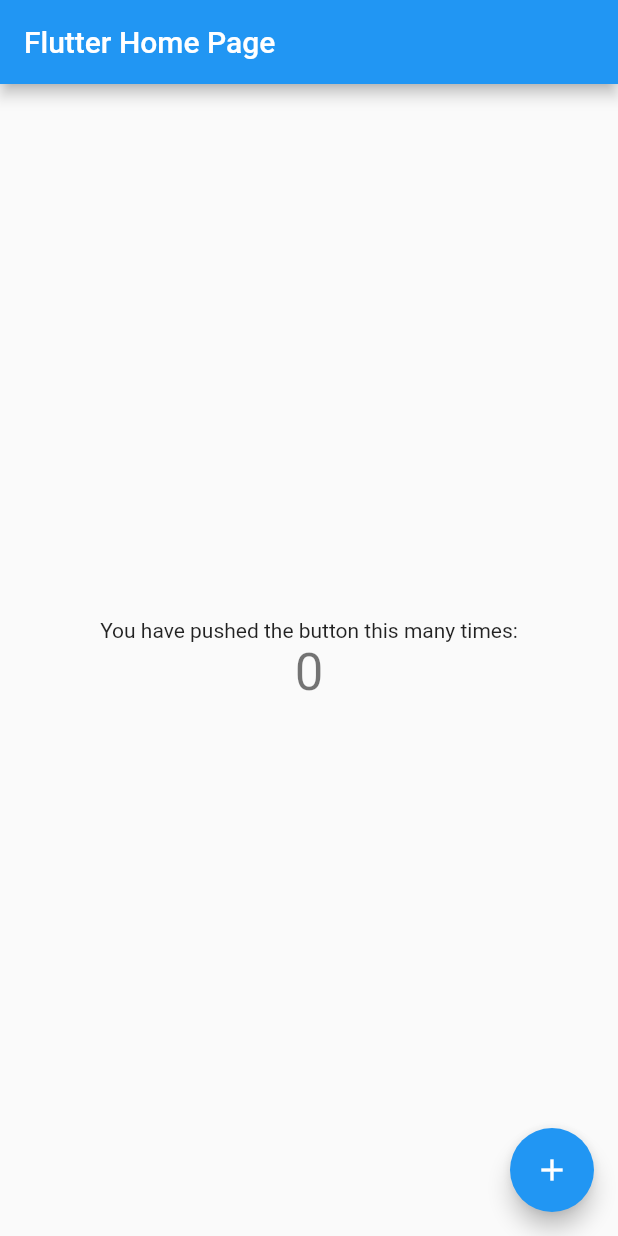
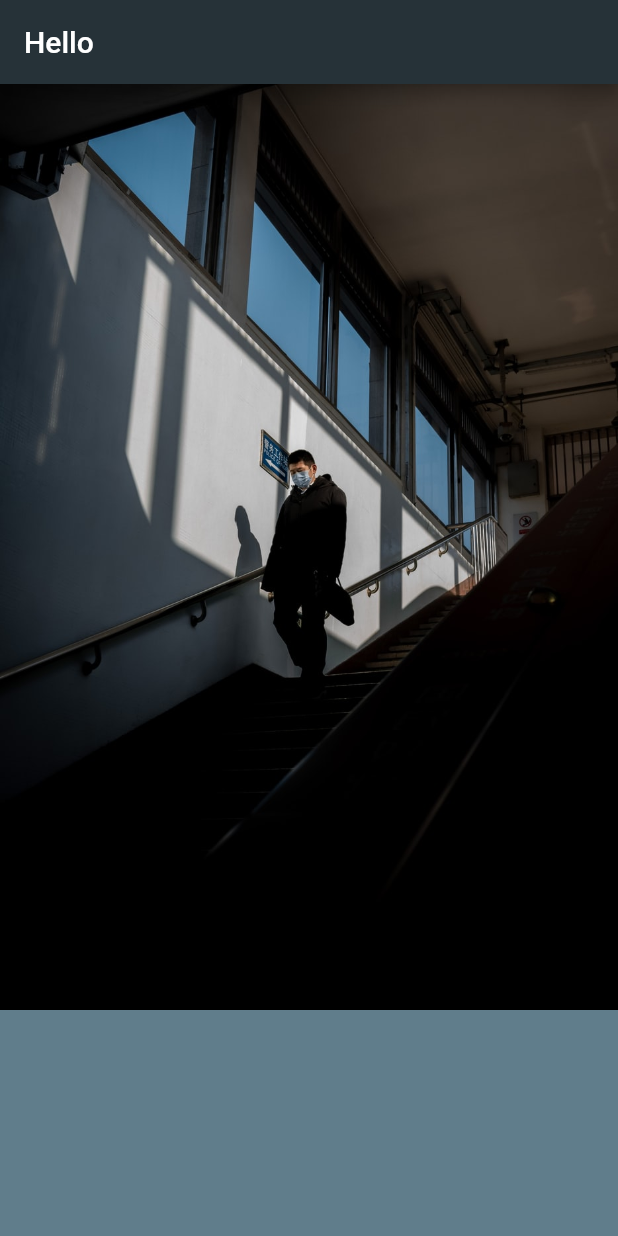
Before and after one commit to rai-wtnb/sample_flutter, a Flutter app: the screen it shows after launch, on a phone screen of 412 x 824 dp. Run offline on Flutter 3.47's test engine with Material 2 defaults, Android fonts, the phone set to English and light mode, and no system bars.

Commit message:
feat: added image, and icon assets

```diff
--- a/lib/main.dart
+++ b/lib/main.dart
@@ -1,108 +1,18 @@
 import 'package:flutter/material.dart';
 
 void main() {
-  runApp(MyApp());
-}
-
-class MyApp extends StatelessWidget {
-  // This widget is the root of your application.
-  @override
-  Widget build(BuildContext context) {
-    return MaterialApp(
-      title: 'Flutter Demo',
-      theme: ThemeData(
-        // This is the theme of your application.
-        //
-        // Try running your application with "flutter run". You'll see the
-        // application has a blue toolbar. Then, without quitting the app, try
-        // changing the primarySwatch below to Colors.green and then invoke
-        // "hot reload" (press "r" in the console where you ran "flutter run",
-        // or simply save your changes to "hot reload" in a Flutter IDE).
-        // Notice that the counter didn't reset back to zero; the application
-        // is not restarted.
-        primarySwatch: Colors.blue,
-        // This makes the visual density adapt to the platform that you run
-        // the app on. For desktop platforms, the controls will be smaller and
-        // closer together (more dense) than on mobile platforms.
-        visualDensity: VisualDensity.adaptivePlatformDensity,
-      ),
-      home: MyHomePage(title: 'Flutter Home Page'),
-    );
-  }
-}
-
-class MyHomePage extends StatefulWidget {
-  MyHomePage({Key key, this.title}) : super(key: key);
-
-  final String title;
-
-  @override
-  _MyHomePageState createState() => _MyHomePageState();
-}
-
-class _MyHomePageState extends State<MyHomePage> {
-  int _counter = 0;
-
-  void _incrementCounter() {
-    setState(() {
-      // This call to setState tells the Flutter framework that something has
-      // changed in this State, which causes it to rerun the build method below
-      // so that the display can reflect the updated values. If we changed
-      // _counter without calling setState(), then the build method would not be
-      // called again, and so nothing would appear to happen.
-      _counter++;
-    });
-  }
-
-  @override
-  Widget build(BuildContext context) {
-    // This method is rerun every time setState is called, for instance as done
-    // by the _incrementCounter method above.
-    //
-    // The Flutter framework has been optimized to make rerunning build methods
-    // fast, so that you can just rebuild anything that needs updating rather
-    // than having to individually change instances of widgets.
-    return Scaffold(
-      appBar: AppBar(
-        // Here we take the value from the MyHomePage object that was created by
-        // the App.build method, and use it to set our appbar title.
-        title: Text(widget.title),
-      ),
-      body: Center(
-        // Center is a layout widget. It takes a single child and positions it
-        // in the middle of the parent.
-        child: Column(
-          // Column is also a layout widget. It takes a list of children and
-          // arranges them vertically. By default, it sizes itself to fit its
-          // children horizontally, and tries to be as tall as its parent.
-          //
-          // Invoke "debug painting" (press "p" in the console, choose the
-          // "Toggle Debug Paint" action from the Flutter Inspector in Android
-          // Studio, or the "Toggle Debug Paint" command in Visual Studio Code)
-          // to see the wireframe for each widget.
-          //
-          // Column has various properties to control how it sizes itself and
-          // how it positions its children. Here we use mainAxisAlignment to
-          // center the children vertically; the main axis here is the vertical
-          // axis because Columns are vertical (the cross axis would be
-          // horizontal).
-          mainAxisAlignment: MainAxisAlignment.center,
-          children: <Widget>[
-            Text(
-              'You have pushed the button this many times:',
-            ),
-            Text(
-              '$_counter',
-              style: Theme.of(context).textTheme.headline4,
-            ),
-          ],
+  runApp(
+    MaterialApp(
+      home: Scaffold(
+        backgroundColor: Colors.blueGrey,
+        appBar: AppBar(
+          title: Text('Hello'),
+          backgroundColor: Colors.blueGrey[900],
+        ),
+        body: Image(
+          image: AssetImage('images/sample.jpeg'),
         ),
       ),
-      floatingActionButton: FloatingActionButton(
-        onPressed: _incrementCounter,
-        tooltip: 'Increment',
-        child: Icon(Icons.add),
-      ), // This trailing comma makes auto-formatting nicer for build methods.
-    );
-  }
+    ),
+  );
 }
```
Also changed, not shown: pubspec.yaml (+4 -53 lines), images/sample.jpeg (added), pubspec.lock, 44 other files.
